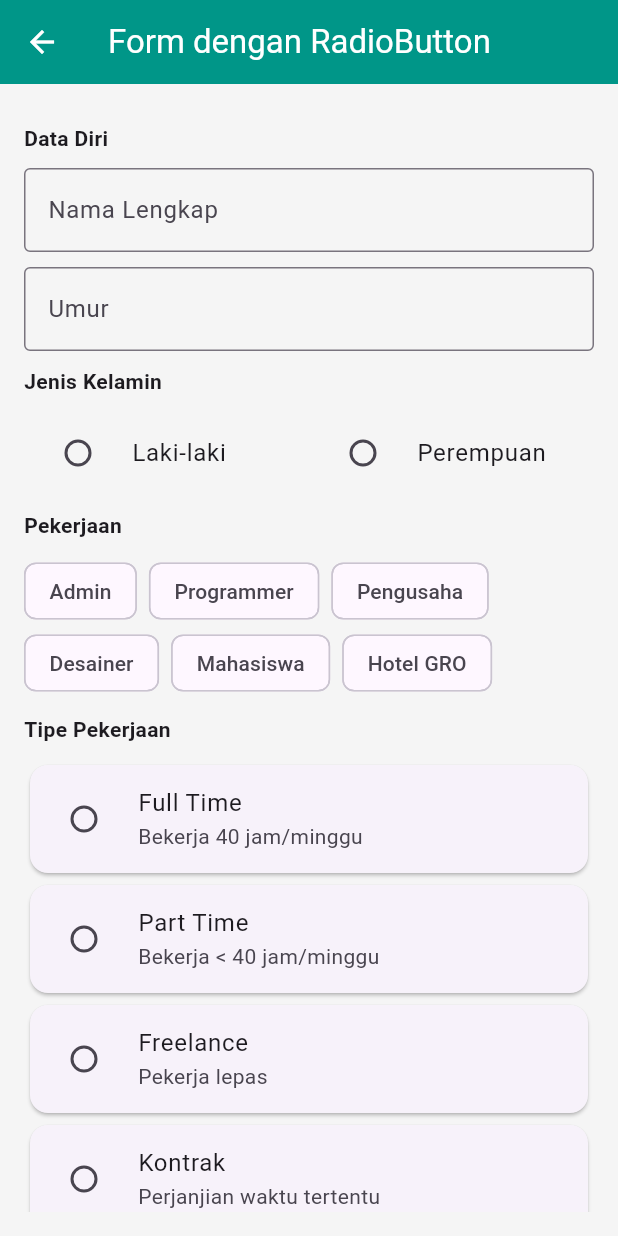
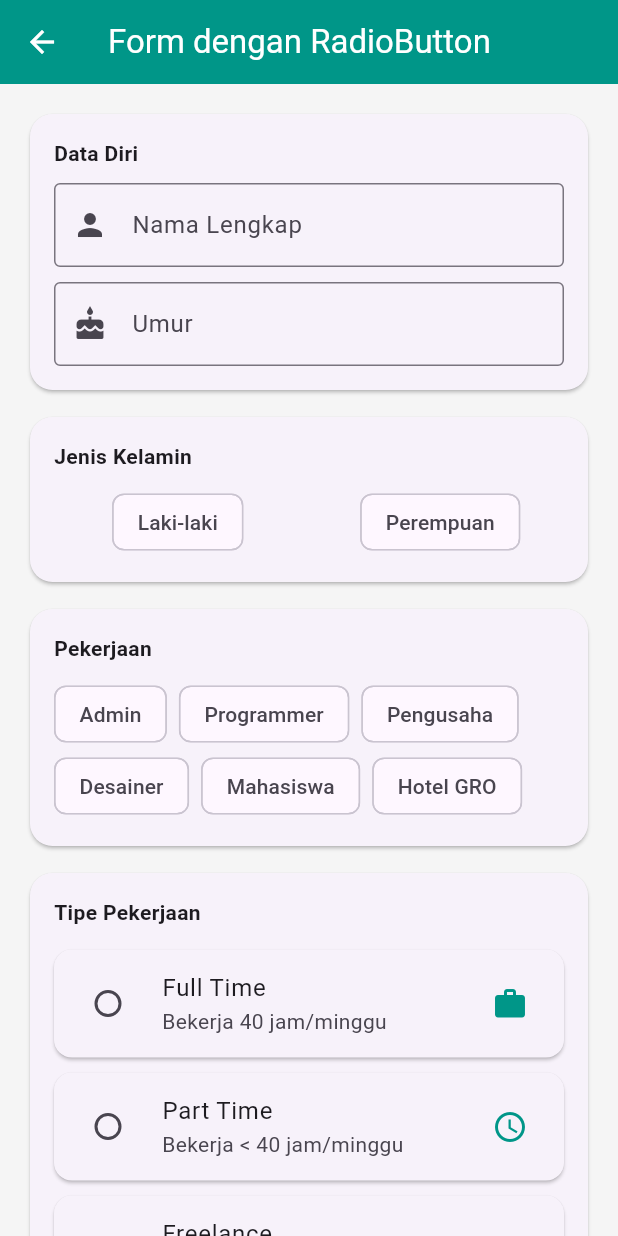
Before and after one commit to Yodeccola/mobile_app_tugas, a Flutter app: the RadioPage screen opened directly, on a phone screen of 412 x 824 dp. Run offline on Flutter 3.47's test engine with Material 3 defaults, Android fonts, the phone set to English and light mode, and no system bars; our stand-ins replace fluttertoast.

Commit message:
Update UI pertemuan 7 - improved design

```diff
--- a/lib/pages/radio_page.dart
+++ b/lib/pages/radio_page.dart
@@ -50,26 +50,13 @@ class _RadioPageState extends State<RadioPage> {
           TextButton(
             onPressed: () {
               Navigator.pop(context);
-
               ScaffoldMessenger.of(context).showSnackBar(
-                const SnackBar(
-                  content: Text("Pendaftaran berhasil!"),
-                ),
+                const SnackBar(content: Text("Pendaftaran berhasil!")),
               );
             },
             child: const Text("OK"),
           )
         ],
-      ),
-    );
-  }
-
-  Widget sectionTitle(String text) {
-    return Padding(
-      padding: const EdgeInsets.symmetric(vertical: 10),
-      child: Text(
-        text,
-        style: const TextStyle(fontWeight: FontWeight.bold),
       ),
     );
   }
@@ -80,6 +67,7 @@ class _RadioPageState extends State<RadioPage> {
     return ChoiceChip(
       label: Text(label),
       selected: isSelected,
+      selectedColor: Colors.teal.shade200,
       onSelected: (_) {
         setState(() {
           pekerjaan = label;
@@ -88,10 +76,12 @@ class _RadioPageState extends State<RadioPage> {
     );
   }
 
-  Widget tipeRadio(String title, String subtitle, String value) {
+  Widget tipeRadio(String title, String subtitle, String value, IconData icon) {
     return Card(
+      margin: const EdgeInsets.symmetric(vertical: 5),
       shape: RoundedRectangleBorder(borderRadius: BorderRadius.circular(12)),
       child: RadioListTile(
+        secondary: Icon(icon, color: Colors.teal),
         title: Text(title),
         subtitle: Text(subtitle),
         value: value,
@@ -105,25 +95,44 @@ class _RadioPageState extends State<RadioPage> {
     );
   }
 
+  Widget cardWrapper(Widget child) {
+    return Card(
+      shape: RoundedRectangleBorder(borderRadius: BorderRadius.circular(15)),
+      child: Padding(
+        padding: const EdgeInsets.all(16),
+        child: child,
+      ),
+    );
+  }
+
   @override
   Widget build(BuildContext context) {
     return Scaffold(
+      backgroundColor: Colors.grey[100],
       appBar: AppBar(
         title: const Text("Form dengan RadioButton"),
         backgroundColor: Colors.teal,
+        elevation: 0,
       ),
-      body: Padding(
+      body: ListView(
         padding: const EdgeInsets.all(16),
-        child: ListView(
         children: [
 
-            // DATA DIRI
-            sectionTitle("Data Diri"),
+          // 🔹 DATA DIRI
+          cardWrapper(
+            Column(
+              crossAxisAlignment: CrossAxisAlignment.start,
+              children: [
+                const Text("Data Diri",
+                    style: TextStyle(fontWeight: FontWeight.bold)),
+
+                const SizedBox(height: 10),
 
                 TextField(
                   controller: nama,
                   decoration: const InputDecoration(
                     labelText: "Nama Lengkap",
+                    prefixIcon: Icon(Icons.person),
                     border: OutlineInputBorder(),
                   ),
                 ),
@@ -135,67 +144,107 @@ class _RadioPageState extends State<RadioPage> {
                   keyboardType: TextInputType.number,
                   decoration: const InputDecoration(
                     labelText: "Umur",
+                    prefixIcon: Icon(Icons.cake),
                     border: OutlineInputBorder(),
                   ),
                 ),
+              ],
+            ),
+          ),
 
-            // JENIS KELAMIN
-            sectionTitle("Jenis Kelamin"),
+          const SizedBox(height: 10),
+
+          // 🔹 GENDER (PILL STYLE)
+          cardWrapper(
+            Column(
+              crossAxisAlignment: CrossAxisAlignment.start,
+              children: [
+                const Text("Jenis Kelamin",
+                    style: TextStyle(fontWeight: FontWeight.bold)),
+
+                const SizedBox(height: 10),
 
                 Row(
                   children: [
                     Expanded(
-                  child: RadioListTile(
-                    title: const Text("Laki-laki"),
-                    value: "Laki-laki",
-                    groupValue: gender,
-                    onChanged: (val) {
-                      setState(() {
-                        gender = val;
-                      });
+                      child: ChoiceChip(
+                        label: const Text("Laki-laki"),
+                        selected: gender == "Laki-laki",
+                        selectedColor: Colors.teal,
+                        onSelected: (_) {
+                          setState(() => gender = "Laki-laki");
                         },
                       ),
                     ),
+                    const SizedBox(width: 10),
                     Expanded(
-                  child: RadioListTile(
-                    title: const Text("Perempuan"),
-                    value: "Perempuan",
-                    groupValue: gender,
-                    onChanged: (val) {
-                      setState(() {
-                        gender = val;
-                      });
+                      child: ChoiceChip(
+                        label: const Text("Perempuan"),
+                        selected: gender == "Perempuan",
+                        selectedColor: Colors.pinkAccent,
+                        onSelected: (_) {
+                          setState(() => gender = "Perempuan");
                         },
                       ),
                     ),
                   ],
                 ),
+              ],
+            ),
+          ),
 
-            // PEKERJAAN
-            sectionTitle("Pekerjaan"),
+          const SizedBox(height: 10),
+
+          // 🔹 PEKERJAAN
+          cardWrapper(
+            Column(
+              crossAxisAlignment: CrossAxisAlignment.start,
+              children: [
+                const Text("Pekerjaan",
+                    style: TextStyle(fontWeight: FontWeight.bold)),
+
+                const SizedBox(height: 10),
 
                 Wrap(
                   spacing: 8,
-              children: pekerjaanList.map((e) => pekerjaanChip(e)).toList(),
+                  children: pekerjaanList
+                      .map((e) => pekerjaanChip(e))
+                      .toList(),
+                ),
+              ],
+            ),
           ),
 
-            // TIPE PEKERJAAN
-            sectionTitle("Tipe Pekerjaan"),
+          const SizedBox(height: 10),
 
-            tipeRadio("Full Time", "Bekerja 40 jam/minggu", "Full Time"),
-            tipeRadio("Part Time", "Bekerja < 40 jam/minggu", "Part Time"),
-            tipeRadio("Freelance", "Pekerja lepas", "Freelance"),
-            tipeRadio("Kontrak", "Perjanjian waktu tertentu", "Kontrak"),
+          // 🔹 TIPE PEKERJAAN
+          cardWrapper(
+            Column(
+              crossAxisAlignment: CrossAxisAlignment.start,
+              children: [
+                const Text("Tipe Pekerjaan",
+                    style: TextStyle(fontWeight: FontWeight.bold)),
+
+                const SizedBox(height: 10),
+
+                tipeRadio("Full Time", "Bekerja 40 jam/minggu", "Full Time", Icons.work),
+                tipeRadio("Part Time", "Bekerja < 40 jam/minggu", "Part Time", Icons.access_time),
+                tipeRadio("Freelance", "Pekerja lepas", "Freelance", Icons.laptop),
+                tipeRadio("Kontrak", "Perjanjian waktu tertentu", "Kontrak", Icons.assignment),
+              ],
+            ),
+          ),
 
           const SizedBox(height: 20),
 
-            // BUTTONS
+          // 🔹 BUTTON
           Row(
             children: [
               Expanded(
-                  child: ElevatedButton(
+                child: ElevatedButton.icon(
                   style: ElevatedButton.styleFrom(
                     backgroundColor: Colors.teal,
+                    padding: const EdgeInsets.symmetric(vertical: 14),
                   ),
                   onPressed: () {
                     if (nama.text.isEmpty ||
@@ -204,29 +253,28 @@ class _RadioPageState extends State<RadioPage> {
                         pekerjaan == null ||
                         tipePekerjaan == null) {
                       ScaffoldMessenger.of(context).showSnackBar(
-                          const SnackBar(
-                            content: Text("Lengkapi semua data!"),
-                          ),
+                        const SnackBar(content: Text("Lengkapi semua data!")),
                       );
                     } else {
                       showResult();
                     }
                   },
-                    child: const Text("Simpan Data"),
+                  icon: const Icon(Icons.save),
+                  label: const Text("Simpan Data"),
                 ),
               ),
               const SizedBox(width: 10),
               Expanded(
-                  child: OutlinedButton(
+                child: OutlinedButton.icon(
                   onPressed: resetForm,
-                    child: const Text("Reset"),
+                  icon: const Icon(Icons.refresh),
+                  label: const Text("Reset"),
                 ),
               ),
             ],
           ),
         ],
       ),
-      ),
     );
   }
 }
```
Lines whose indentation alone changed are shown as unchanged.
